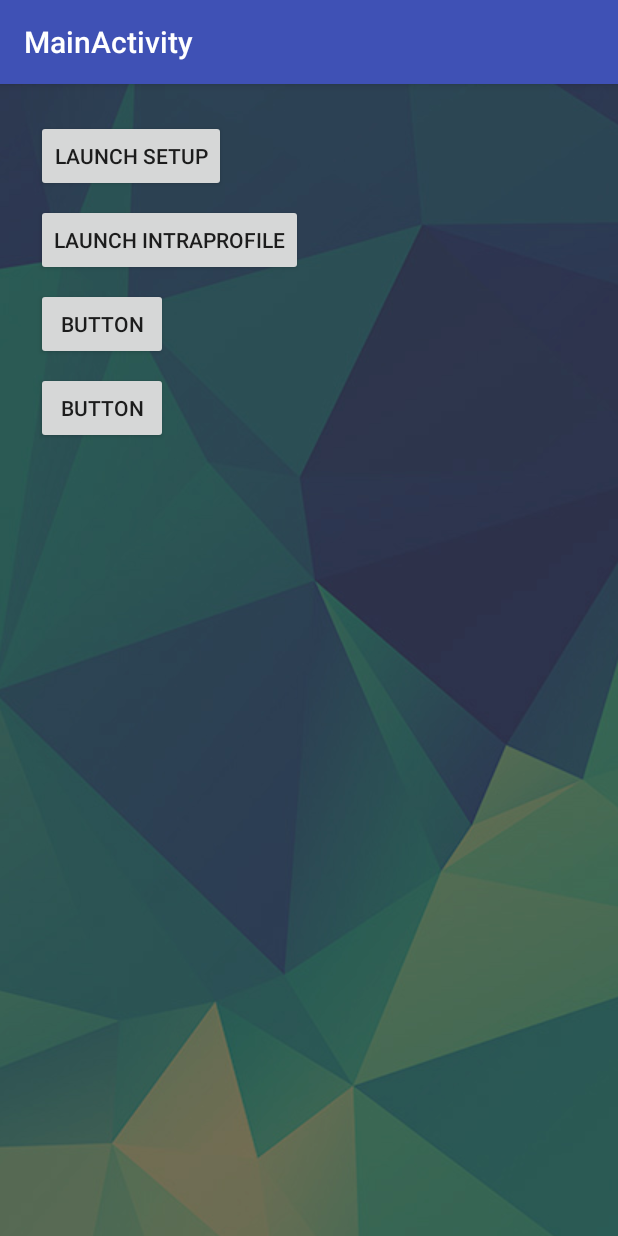
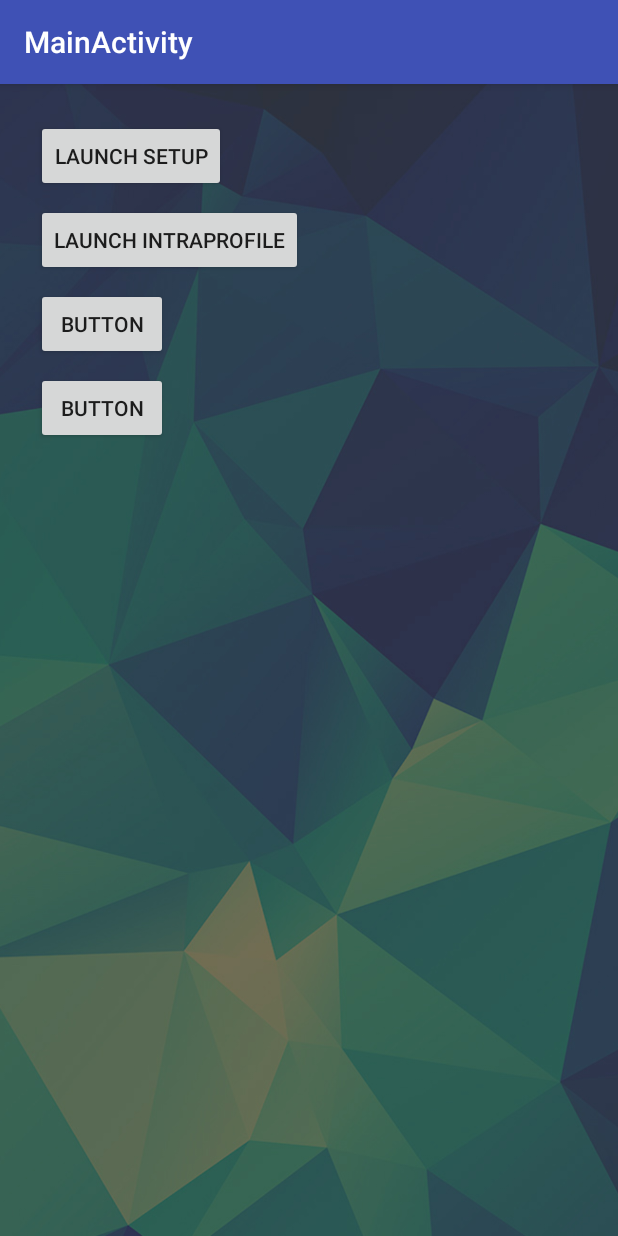
Before and after one commit to Cloudxtreme/idcard, an Android app: the screen it shows after launch (MainActivity), on a phone screen of 412 x 824 dp. Run offline under Robolectric (Android 15) with nearby library versions, the light colour scheme and no system bars.

Commit message:
Change background to aspect-preserving crop

```diff
--- /dev/null
+++ b/android/app/src/main/res/drawable/fractal_background.xml
@@ -0,0 +1,8 @@
+<?xml version="1.0" encoding="utf-8"?>
+<bitmap
+    xmlns:android="http://schemas.android.com/apk/res/android"
+    android:src="@drawable/app_background"
+    android:gravity="top"
+    android:tileMode="disabled"
+    android:mipMap="true"
+    />
--- a/android/app/src/main/res/drawable/mybg.xml
+++ /dev/null
@@ -1,5 +0,0 @@
-
-    <bitmap
-        xmlns:android="http://schemas.android.com/apk/res/android"
-        android:src="@drawable/app_background"
-        android:gravity="center" />
--- a/android/app/src/main/res/layout/activity_main.xml
+++ b/android/app/src/main/res/layout/activity_main.xml
@@ -4,8 +4,14 @@
     xmlns:tools="http://schemas.android.com/tools"
     android:layout_width="match_parent"
     android:layout_height="match_parent"
-    android:background="@drawable/mybg"
     tools:context="org.us.x42.kyork.idcard.MainActivity">
+
+    <ImageView
+        android:layout_width="match_parent"
+        android:layout_height="match_parent"
+        android:contentDescription="@null"
+        android:scaleType="centerCrop"
+        android:src="@drawable/fractal_background" />
 
     <android.support.design.widget.AppBarLayout
         android:layout_width="match_parent"
```
Also changed, not shown: android/app/src/main/res/layout/activity_intra_profile.xml (+6 -2 lines), android/app/src/main/res/layout/activity_setup.xml (+6 -1 lines).
